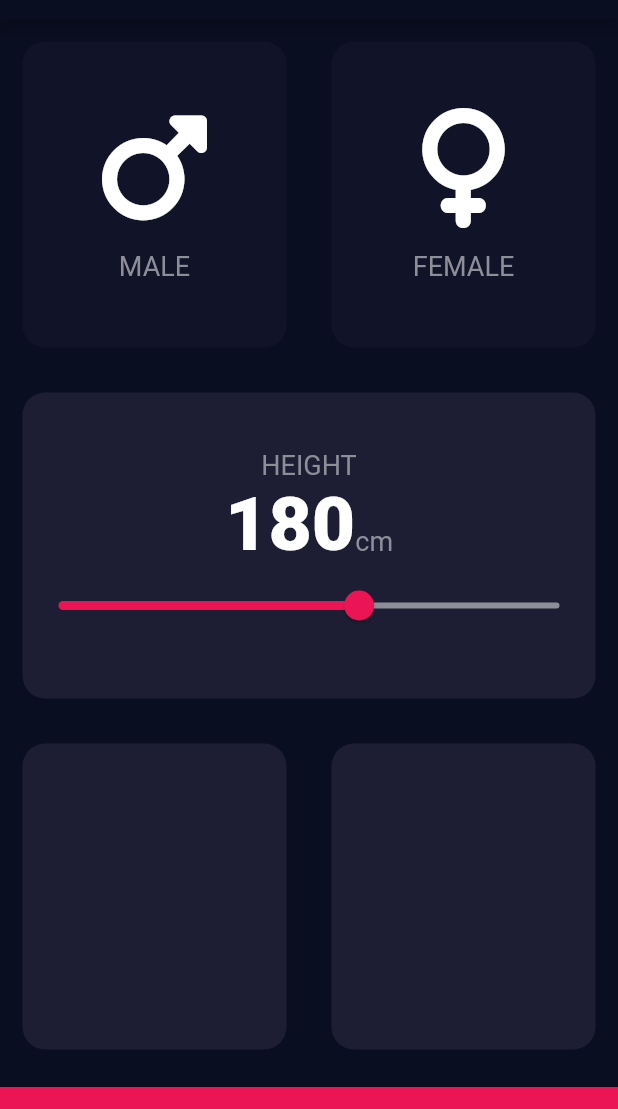
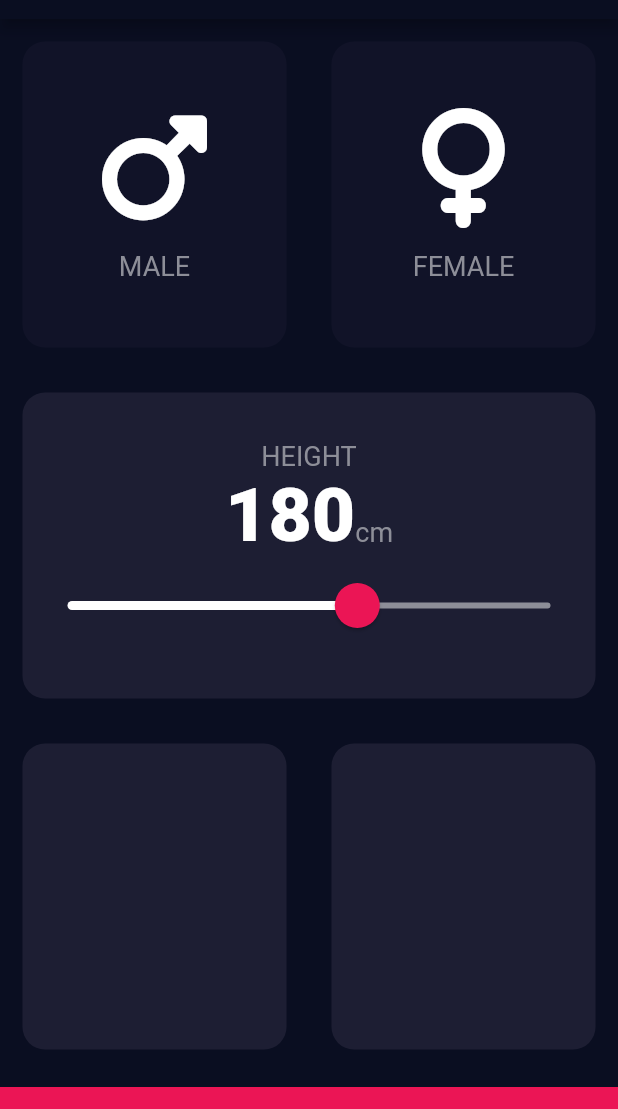
Before and after one commit to berkanergil/bmi_calculator, a Flutter app: the screen it shows after launch, on a phone screen of 412 x 824 dp, the part 65-1174 px from its top. Run offline on Flutter 3.47's test engine with Material 2 defaults, Android fonts, the phone set to English and light mode, and no system bars; our stand-ins replace font_awesome_flutter; missing offline and left inert: dart:ffi.

Commit message:
Slider added

```diff
--- a/lib/input_page.dart
+++ b/lib/input_page.dart
@@ -92,10 +92,18 @@ class _InputPageState extends State<InputPage> {
                         )
                       ],
                     ),
-                    Slider(
+                    SliderTheme(
+                      data: SliderTheme.of(context).copyWith(
+                          inactiveTrackColor: Color(0xFF8D8E98),
+                          activeTrackColor: Colors.white,
+                          thumbColor: Color(0xFFEB1555),
+                          overlayColor: Color(0x29EB1555),
+                          thumbShape:
+                              RoundSliderThumbShape(enabledThumbRadius: 15.0),
+                          overlayShape:
+                              RoundSliderOverlayShape(overlayRadius: 30.0)),
+                      child: Slider(
                         value: height.toDouble(),
-                      activeColor: Color(0xFFEB1555),
-                      inactiveColor: Color(0xFF8D8E98),
                         onChanged: (double value) {
                           setState(() {
                             height = value.round();
@@ -103,6 +111,7 @@ class _InputPageState extends State<InputPage> {
                         },
                         min: 120.0,
                         max: 220.0,
+                      ),
                     )
                   ],
                 ),
@@ -115,12 +124,20 @@ class _InputPageState extends State<InputPage> {
                     child: ReusableCard(
                       color: kActiveCardColor,
                       onPress: () {},
-                  )),
+                      cardChild: Column(
+                        mainAxisAlignment: MainAxisAlignment.center,
+                        children: [
+
+                        ],
+                      ),
+                    ),
+                  ),
                   Expanded(
                     child: ReusableCard(
                       color: kActiveCardColor,
                       onPress: () {},
-                  ))
+                    ),
+                  )
                 ],
               ),
             ),
--- a/pubspec.yaml
+++ b/pubspec.yaml
@@ -20,7 +20,7 @@ publish_to: 'none' # Remove this line if you wish to publish to pub.dev
 version: 1.0.0+1
 
 environment:
-  sdk: '>=2.18.6 <3.0.0'
+  sdk: '>=2.18.2 <3.0.0'
 
 # Dependencies specify other packages that your package needs in order to work.
 # To automatically upgrade your package dependencies to the latest versions
```
Also changed, not shown: pubspec.lock. Lines whose indentation alone changed are shown as unchanged.
